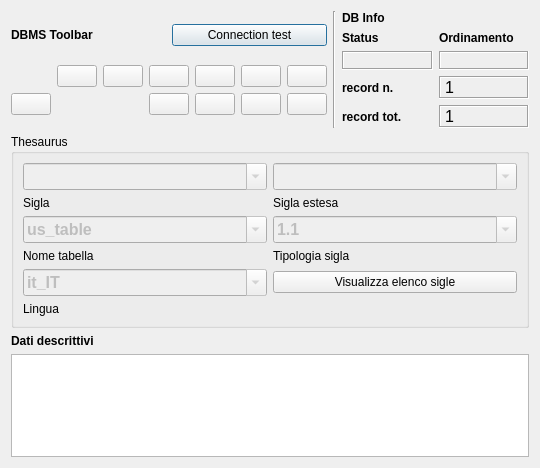
Qt form gui/ui/Thesaurus.ui (pyarchinit/pyarchinit) before a commit.
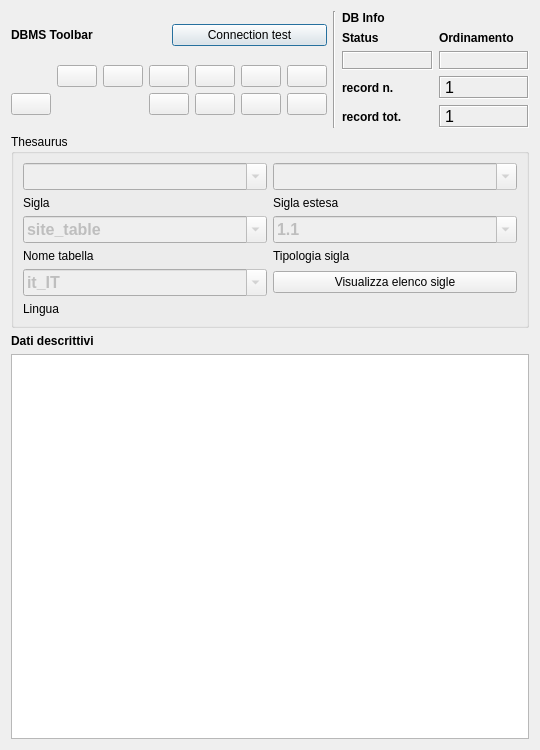
The same form after that commit. Icons and pictures are not drawn. Custom widgets are drawn as their Qt base class.

Commit message: error check su sigla e aggiornamento tipo sigla

Patch:
```diff
--- a/gui/ui/Thesaurus.ui
+++ b/gui/ui/Thesaurus.ui
@@ -7,7 +7,7 @@
     <x>0</x>
     <y>0</y>
     <width>540</width>
-    <height>468</height>
+    <height>750</height>
    </rect>
   </property>
   <property name="minimumSize">
@@ -539,11 +539,6 @@
         <property name="maxCount">
          <number>2147483647</number>
         </property>
-        <item>
-         <property name="text">
-          <string>us_table</string>
-         </property>
-        </item>
         <item>
          <property name="text">
           <string>site_table</string>
```
Left out of the diff: 51 changed lines with no effect on the pictures. The commit also changes 1 other file.
